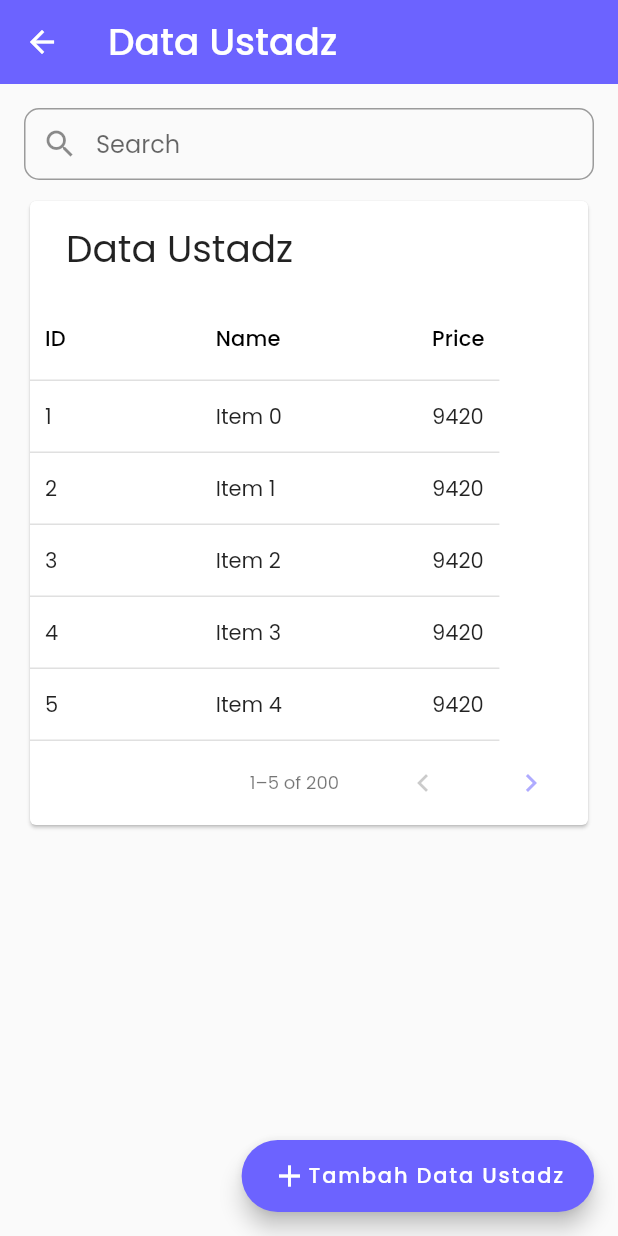
After one commit to AdiatsaPutra/sibaba, a Flutter app: the DataUstadzPage screen opened directly, after a tap on "Tambah Data Ustadz", on a phone screen of 412 x 824 dp. The commit adds this screen. Run offline on Flutter 3.47's test engine with Material 2 defaults, Android fonts, the phone set to English and light mode, and no system bars; drawn by our look-alikes of velocity_x; our stand-ins replace bloc, dartz, datetime_picker_formfield, dio, equatable, flutter_bloc and 6 more; missing offline and left inert: html_editor_enhanced.

Commit message:
Added pages

```diff
--- /dev/null
+++ b/lib/applications/admin/dashboard/pages/data_santri_page.dart
@@ -0,0 +1,119 @@
+import 'dart:math';
+
+import 'package:flutter/material.dart';
+import 'package:get/get.dart';
+import 'package:sibaba/presentation/color_constant.dart';
+import 'package:sibaba/presentation/widgets/sibaba_textfield.dart';
+import 'package:velocity_x/velocity_x.dart';
+
+class DataSantriPage extends StatelessWidget {
+  final DataTableSource _data = MyData();
+
+  DataSantriPage({Key? key}) : super(key: key);
+
+  @override
+  Widget build(BuildContext context) {
+    return Scaffold(
+      appBar: AppBar(
+        title: 'Data Santri'.text.xl.color(Colors.white).make(),
+        iconTheme: const IconThemeData(color: Colors.white),
+        elevation: 0,
+      ),
+      resizeToAvoidBottomInset: false,
+      body: VStack(
+        [
+          TextFormField(
+            controller: TextEditingController(),
+            decoration: const InputDecoration(
+              prefixIcon: Icon(Icons.search),
+              hintText: 'Search',
+            ),
+            onChanged: (value) {},
+          ),
+          const SizedBox(height: 10),
+          PaginatedDataTable(
+            source: _data,
+            header: 'Data Santri'.text.xl.make(),
+            columns: const [
+              DataColumn(label: Text('ID')),
+              DataColumn(label: Text('Name')),
+              DataColumn(label: Text('Price'))
+            ],
+            columnSpacing: 100,
+            horizontalMargin: 10,
+            rowsPerPage: 5,
+            showCheckboxColumn: false,
+          ),
+        ],
+      ).centered().p16().scrollVertical(),
+      floatingActionButton: FloatingActionButton.extended(
+        backgroundColor: primaryColor,
+        onPressed: () {
+          final res = VxDialog.showCustom(context,
+              child: Dialog(
+                insetPadding: const EdgeInsets.all(10),
+                backgroundColor: Colors.white,
+                child: VStack([
+                  'Input Data Santri'.text.xl.bold.make().pOnly(bottom: 10),
+                  VStack([
+                    'Nama Data Santri'.text.base.bold.make(),
+                    TextFormField()
+                        .stylized(hint: 'Masukkan Nama Data Santri')
+                        .pOnly(bottom: 10),
+                    'Kode Data Santri'.text.base.bold.make(),
+                    TextFormField()
+                        .stylized(hint: 'Kode Pos Data Santri')
+                        .pOnly(bottom: 10),
+                  ]),
+                  Row(
+                      mainAxisAlignment: MainAxisAlignment.spaceEvenly,
+                      children: [
+                        OutlinedButton(
+                          onPressed: () {
+                            Navigator.pop(context, true);
+                          },
+                          child: 'Batal'.text.base.color(Colors.grey).make(),
+                        ).box.width(Get.width / 3).make(),
+                        ElevatedButton(
+                          onPressed: () {},
+                          child: 'Simpan'.text.base.make(),
+                        ).box.width(Get.width / 3).make(),
+                      ])
+                ]).p16(),
+              ));
+        },
+        label: HStack([
+          const Icon(Icons.add),
+          'Unggah Data Santri'.text.base.make(),
+        ]),
+      ),
+    );
+  }
+}
+
+// The "soruce" of the table
+class MyData extends DataTableSource {
+  // Generate some made-up data
+  final List<Map<String, dynamic>> _data = List.generate(
+      200,
+      (index) => {
+            "id": index + 1,
+            "title": "Item $index",
+            "price": Random().nextInt(10000)
+          });
+
+  @override
+  bool get isRowCountApproximate => false;
+  @override
+  int get rowCount => _data.length;
+  @override
+  int get selectedRowCount => 0;
+  @override
+  DataRow getRow(int index) {
+    return DataRow(cells: [
+      DataCell(Text(_data[index]['id'].toString())),
+      DataCell(Text(_data[index]["title"])),
+      DataCell(Text(_data[index]["price"].toString())),
+    ]);
+  }
+}
--- /dev/null
+++ b/lib/applications/admin/dashboard/pages/data_ustadz_page.dart
@@ -0,0 +1,119 @@
+import 'dart:math';
+
+import 'package:flutter/material.dart';
+import 'package:get/get.dart';
+import 'package:sibaba/presentation/color_constant.dart';
+import 'package:sibaba/presentation/widgets/sibaba_textfield.dart';
+import 'package:velocity_x/velocity_x.dart';
+
+class DataUstadzPage extends StatelessWidget {
+  final DataTableSource _data = MyData();
+
+  DataUstadzPage({Key? key}) : super(key: key);
+
+  @override
+  Widget build(BuildContext context) {
+    return Scaffold(
+      appBar: AppBar(
+        title: 'Data Ustadz'.text.xl.color(Colors.white).make(),
+        iconTheme: const IconThemeData(color: Colors.white),
+        elevation: 0,
+      ),
+      resizeToAvoidBottomInset: false,
+      body: VStack(
+        [
+          TextFormField(
+            controller: TextEditingController(),
+            decoration: const InputDecoration(
+              prefixIcon: Icon(Icons.search),
+              hintText: 'Search',
+            ),
+            onChanged: (value) {},
+          ),
+          const SizedBox(height: 10),
+          PaginatedDataTable(
+            source: _data,
+            header: 'Data Ustadz'.text.xl.make(),
+            columns: const [
+              DataColumn(label: Text('ID')),
+              DataColumn(label: Text('Name')),
+              DataColumn(label: Text('Price'))
+            ],
+            columnSpacing: 100,
+            horizontalMargin: 10,
+            rowsPerPage: 5,
+            showCheckboxColumn: false,
+          ),
+        ],
+      ).centered().p16().scrollVertical(),
+      floatingActionButton: FloatingActionButton.extended(
+        backgroundColor: primaryColor,
+        onPressed: () {
+          final res = VxDialog.showCustom(context,
+              child: Dialog(
+                insetPadding: const EdgeInsets.all(10),
+                backgroundColor: Colors.white,
+                child: VStack([
+                  'Input Data Ustadz'.text.xl.bold.make().pOnly(bottom: 10),
+                  VStack([
+                    'Nama Data Ustadz'.text.base.bold.make(),
+                    TextFormField()
+                        .stylized(hint: 'Masukkan Nama Data Ustadz')
+                        .pOnly(bottom: 10),
+                    'Kode Data Ustadz'.text.base.bold.make(),
+                    TextFormField()
+                        .stylized(hint: 'Kode Pos Data Ustadz')
+                        .pOnly(bottom: 10),
+                  ]),
+                  Row(
+                      mainAxisAlignment: MainAxisAlignment.spaceEvenly,
+                      children: [
+                        OutlinedButton(
+                          onPressed: () {
+                            Navigator.pop(context, true);
+                          },
+                          child: 'Batal'.text.base.color(Colors.grey).make(),
+                        ).box.width(Get.width / 3).make(),
+                        ElevatedButton(
+                          onPressed: () {},
+                          child: 'Simpan'.text.base.make(),
+                        ).box.width(Get.width / 3).make(),
+                      ])
+                ]).p16(),
+              ));
+        },
+        label: HStack([
+          const Icon(Icons.add),
+          'Tambah Data Ustadz'.text.base.make(),
+        ]),
+      ),
+    );
+  }
+}
+
+// The "soruce" of the table
+class MyData extends DataTableSource {
+  // Generate some made-up data
+  final List<Map<String, dynamic>> _data = List.generate(
+      200,
+      (index) => {
+            "id": index + 1,
+            "title": "Item $index",
+            "price": Random().nextInt(10000)
+          });
+
+  @override
+  bool get isRowCountApproximate => false;
+  @override
+  int get rowCount => _data.length;
+  @override
+  int get selectedRowCount => 0;
+  @override
+  DataRow getRow(int index) {
+    return DataRow(cells: [
+      DataCell(Text(_data[index]['id'].toString())),
+      DataCell(Text(_data[index]["title"])),
+      DataCell(Text(_data[index]["price"].toString())),
+    ]);
+  }
+}
--- /dev/null
+++ b/lib/applications/admin/dashboard/pages/pengguna_page.dart
@@ -0,0 +1,150 @@
+import 'dart:math';
+
+import 'package:flutter/material.dart';
+import 'package:get/get.dart';
+import 'package:sibaba/presentation/color_constant.dart';
+import 'package:sibaba/presentation/widgets/sibaba_textfield.dart';
+import 'package:velocity_x/velocity_x.dart';
+
+class PenggunaPage extends StatelessWidget {
+  final DataTableSource _data = MyData();
+
+  PenggunaPage({Key? key}) : super(key: key);
+
+  @override
+  Widget build(BuildContext context) {
+    return Scaffold(
+      appBar: AppBar(
+        title: 'Data Kelurahan'.text.xl.color(Colors.white).make(),
+        iconTheme: const IconThemeData(color: Colors.white),
+        elevation: 0,
+      ),
+      resizeToAvoidBottomInset: false,
+      body: VStack(
+        [
+          TextFormField(
+            controller: TextEditingController(),
+            decoration: const InputDecoration(
+              prefixIcon: Icon(Icons.search),
+              hintText: 'Search',
+            ),
+            onChanged: (value) {},
+          ),
+          const SizedBox(height: 10),
+          PaginatedDataTable(
+            source: _data,
+            header: 'Data Kelurahan'.text.xl.make(),
+            columns: const [
+              DataColumn(label: Text('No')),
+              DataColumn(label: Text('ID')),
+              DataColumn(label: Text('Name')),
+              DataColumn(label: Text('Email')),
+              DataColumn(label: Text('Role')),
+              DataColumn(label: Text('Action')),
+            ],
+            columnSpacing: 50,
+            horizontalMargin: 20,
+            rowsPerPage: 5,
+            showCheckboxColumn: false,
+          ),
+        ],
+      ).centered().p16().scrollVertical(),
+      floatingActionButton: FloatingActionButton.extended(
+        backgroundColor: primaryColor,
+        onPressed: () {
+          final res = VxDialog.showCustom(context,
+              child: Dialog(
+                insetPadding: const EdgeInsets.all(10),
+                backgroundColor: Colors.white,
+                child: VStack([
+                  'Input Data Unit'.text.xl.bold.make().pOnly(bottom: 10),
+                  VStack([
+                    const SizedBox(height: 10),
+                    'Pilih Kapanawon'.text.base.bold.make(),
+                    DropdownButtonFormField<String>(
+                      hint:
+                          'Pilih Kapanewon'.text.base.color(Colors.grey).make(),
+                      items: [],
+                      onChanged: (e) {},
+                    ),
+                    const SizedBox(height: 10),
+                    'Nama Kelurahan'.text.base.bold.make(),
+                    TextFormField()
+                        .stylized(hint: 'Masukkan Nama Kelurahan')
+                        .pOnly(bottom: 10),
+                  ]),
+                  const SizedBox(height: 10),
+                  Row(
+                      mainAxisAlignment: MainAxisAlignment.spaceEvenly,
+                      children: [
+                        OutlinedButton(
+                          onPressed: () {
+                            Navigator.pop(context, true);
+                          },
+                          child: 'Batal'.text.base.color(Colors.grey).make(),
+                        ).box.width(Get.width / 3).make(),
+                        ElevatedButton(
+                          onPressed: () {},
+                          child: 'Simpan'.text.base.make(),
+                        ).box.width(Get.width / 3).make(),
+                      ])
+                ]).p16(),
+              ));
+        },
+        label: HStack([
+          const Icon(Icons.add),
+          'Tambah Kelurahan'.text.base.make(),
+        ]),
+      ),
+    );
+  }
+}
+
+// The "soruce" of the table
+class MyData extends DataTableSource {
+  // Generate some made-up data
+  final List<Map<String, dynamic>> _data = List.generate(
+      200,
+      (index) => {
+            "id": index + 1,
+            "title": "Item $index",
+            "price": Random().nextInt(10000),
+            "a": Random().nextInt(10000),
+            "b": Random().nextInt(10000),
+            "c": Random().nextInt(10000),
+          });
+
+  @override
+  bool get isRowCountApproximate => false;
+  @override
+  int get rowCount => _data.length;
+  @override
+  int get selectedRowCount => 0;
+  @override
+  DataRow getRow(int index) {
+    return DataRow(cells: [
+      DataCell(Text(_data[index]['id'].toString())),
+      DataCell(Text(_data[index]["title"])),
+      DataCell(Text(_data[index]["price"].toString())),
+      DataCell(Text(_data[index]["a"].toString())),
+      DataCell(Text(_data[index]["b"].toString())),
+      DataCell(
+        HStack([
+          VxCapsule(
+            width: 50,
+            height: 20,
+            backgroundColor: Colors.yellow,
+            child: 'Edit'.text.sm.makeCentered(),
+          ),
+          const SizedBox(width: 10),
+          VxCapsule(
+            width: 50,
+            height: 20,
+            backgroundColor: Colors.red,
+            child: 'Delete'.text.sm.color(Colors.white).makeCentered(),
+          ),
+        ]),
+      ),
+    ]);
+  }
+}
--- a/lib/applications/info_lokasi/implementations/location_repo_impl.dart
+++ b/lib/applications/info_lokasi/implementations/location_repo_impl.dart
@@ -21,6 +21,7 @@ class LocationRepoImpl extends LocationRepo {
       if (response.statusCode != 200) {
         throw LocationException(response.data);
       }
+      Logger().i(response);
       List data = response.data['lokasi'];
       final locations = data.map((e) => Location.fromMap(e)).toList();
       return right(locations);
--- a/lib/applications/kontak_kami/pages/kontak_kami_page.dart
+++ b/lib/applications/kontak_kami/pages/kontak_kami_page.dart
@@ -4,6 +4,7 @@ import 'package:flutter_bloc/flutter_bloc.dart';
 import 'package:get/get.dart';
 import 'package:sibaba/applications/kontak_kami/bloc/cubit/kontak_kami_cubit.dart';
 import 'package:sibaba/injection.dart';
+import 'package:sibaba/presentation/color_constant.dart';
 import 'package:sibaba/presentation/success_dialog.dart';
 import 'package:sibaba/presentation/widgets/custom_appbar.dart';
 import 'package:velocity_x/velocity_x.dart';
@@ -20,6 +21,7 @@ class KontakKamiPage extends StatelessWidget {
         child: const _KontakKamiLayout(),
       ),
       floatingActionButton: FloatingActionButton.extended(
+        backgroundColor: primaryColor,
         onPressed: () {
           showModalBottomSheet(
             context: context,
--- a/lib/applications/login/pages/login_page.dart
+++ b/lib/applications/login/pages/login_page.dart
@@ -12,6 +12,7 @@ class LoginPage extends StatelessWidget {
       appBar: AppBar(
         backgroundColor: Colors.transparent,
         elevation: 0,
+        iconTheme: const IconThemeData(color: Colors.black),
       ),
       body: VStack([
         Image.asset('assets/logo.png')
```
Also changed, not shown: lib/applications/admin/dashboard/pages/dashboard_page.dart (+16 -4 lines), lib/applications/admin/dashboard/pages/profil_website_page.dart (added, +58 -0 lines), 3 other files.
